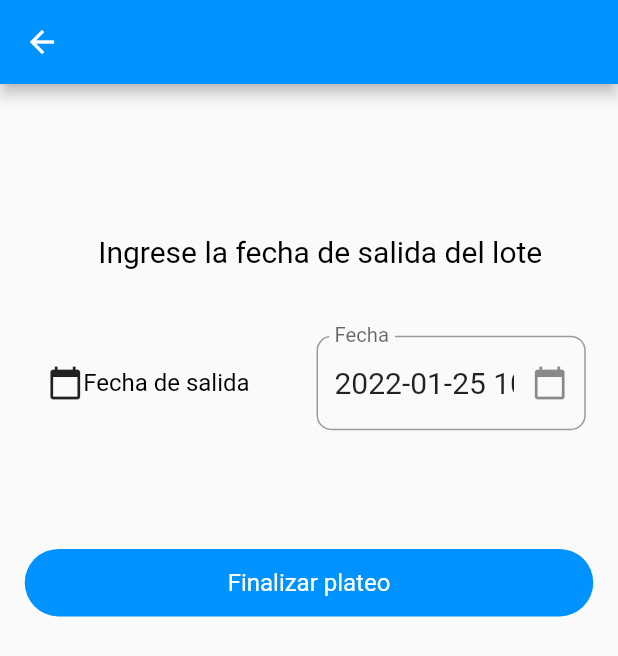
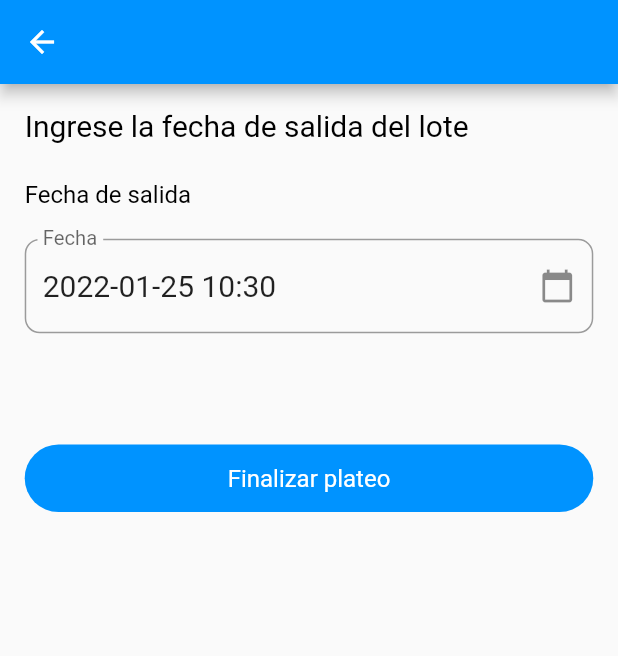
Before and after one commit to Chiasaurio/appmobilepalma, a Flutter app: the FinalizarPlateoPage screen opened directly with empty values, on a phone screen of 412 x 824 dp. Shown: the top 656 px of the screen. Run offline on Flutter 3.47's test engine with Material 2 defaults, Android fonts, the phone set to English and light mode, and no system bars; our stand-ins replace bloc, dio, drift, equatable, flutter_bloc, flutter_secure_storage and 2 more; accounts and stored records are empty; generated files the repository leaves out were written again.

Commit message:
arreglos al finalizar procesos

```diff
--- a/lib/modules/Cosechas/cubit/cosecha_cubit.dart
+++ b/lib/modules/Cosechas/cubit/cosecha_cubit.dart
@@ -78,6 +78,6 @@ class CosechaCubit extends Cubit<CosechaStateLoaded> {
     cosechaDao.updateCosecha(
         cosecha.copyWith(fechaSalida: fechasalida, completada: true));
     obtenerCosechaActiva(cosecha.nombreLote);
-    successMessageToast('La cosecha se finalizo correctamente');
+    // successMessageToast('La cosecha se finalizo correctamente');
   }
 }
--- a/lib/modules/Plateos/cubit/plateos_cubit.dart
+++ b/lib/modules/Plateos/cubit/plateos_cubit.dart
@@ -65,6 +65,6 @@ class PlateosCubit extends Cubit<PlateosStateLoaded> {
     plateoDao.updatePlateo(
         plateo.copyWith(fechaSalida: fechasalida, completado: true));
     obtenerPlateoActivo(plateo.nombreLote);
-    successMessageToast('El plateo se finalizo correctamente');
+    // successMessageToast('El plateo se finalizo correctamente');
   }
 }
--- a/lib/modules/Plateos/ui/finalizar_plateo/finalizarplateo_page.dart
+++ b/lib/modules/Plateos/ui/finalizar_plateo/finalizarplateo_page.dart
@@ -71,45 +71,26 @@ class _FinalizarPlateoPageState extends State<FinalizarPlateoPage> {
         height: height * 0.5,
         margin: EdgeInsets.all(margin),
         child: Column(
-          mainAxisAlignment: MainAxisAlignment.center,
+          crossAxisAlignment: CrossAxisAlignment.start,
           children: <Widget>[
-            Container(
-              width: anchoCard,
-              padding: EdgeInsets.fromLTRB(15.0, 10.0, 0, 10.0),
-              child: Row(
-                  mainAxisAlignment: MainAxisAlignment.center,
-                  children: const <Widget>[
-                    Expanded(
-                      child: Text('Ingrese la fecha de salida del lote',
+            const Text('Ingrese la fecha de salida del lote',
                 textAlign: TextAlign.center,
                 style: TextStyle(
                   color: Colors.black,
                   fontSize: 20, /*fontWeight: FontWeight.bold*/
                 )),
+            SizedBox(height: altoCard * 0.1),
+            Column(
+              crossAxisAlignment: CrossAxisAlignment.start,
+              children: <Widget>[
+                const Text('Fecha de salida',
+                    style: TextStyle(color: Colors.black, fontSize: 16)),
+                const SizedBox(
+                  height: 20,
                 ),
-                  ]),
-            ),
-            SizedBox(height: altoCard * 0.1),
-            Container(
-                padding: const EdgeInsets.fromLTRB(10.0, 5.0, 0, 0),
-                margin: const EdgeInsets.all(5.0),
-                child: Row(
-                  children: <Widget>[
-                    Expanded(
-                      child: Row(
-                        children: const <Widget>[
-                          Icon(Icons.calendar_today),
-                          Text('Fecha de salida',
-                              style:
-                                  TextStyle(color: Colors.black, fontSize: 16)),
+                FechaWidget(fecha: fechasalida, callback: callback),
               ],
             ),
-                    ),
-                    Expanded(
-                        child: FechaWidget(
-                            fecha: fechasalida, callback: callback)),
-                  ],
-                )),
             SizedBox(height: altoCard * 0.3),
             MainButton(
               text: 'Finalizar plateo',
--- a/lib/modules/Plateos/ui/plateo_activo/plateoactivo_page.dart
+++ b/lib/modules/Plateos/ui/plateo_activo/plateoactivo_page.dart
@@ -171,7 +171,7 @@ class _PlateoActivoVistaState extends State<PlateoActivoVista> {
                       textAlign: TextAlign.center,
                       style: TextStyle(color: Colors.red)),
                   onTap: () => Navigator.pushNamed(
-                      context, 'lote/plateos/finalizarplateo',
+                      context, '/lote/plateos/finalizarplateo',
                       arguments: plateo),
                 )
               ],
--- a/lib/modules/Plateos/ui/plateo_page.dart
+++ b/lib/modules/Plateos/ui/plateo_page.dart
@@ -64,7 +64,6 @@ class _PlateoPageState extends State<PlateoPage> {
         setState(() {
           if (state is PlateosStateLoaded) {
             plateo = state.plateo;
-            setState(() {});
           }
         });
       }, builder: (context, state) {
--- a/lib/modules/Podas/ui/poda_activa/podaactiva_page.dart
+++ b/lib/modules/Podas/ui/poda_activa/podaactiva_page.dart
@@ -164,7 +164,7 @@ class _PodaActivaPageState extends State<PodaActivaPage> {
                       textAlign: TextAlign.center,
                       style: TextStyle(color: Colors.red)),
                   onTap: () => Navigator.pushNamed(
-                      context, 'lote/podas/finalizarpoda',
+                      context, '/lote/podas/finalizarpoda',
                       arguments: poda),
                 )
               ],
--- a/lib/modules/Podas/ui/poda_page.dart
+++ b/lib/modules/Podas/ui/poda_page.dart
@@ -64,7 +64,6 @@ class _PodaPageState extends State<PodaPage> {
         setState(() {
           if (state is PodasStateLoaded) {
             poda = state.poda;
-            setState(() {});
           }
         });
       }, builder: (context, state) {
--- a/lib/utils/confirmacion_alerta.dart
+++ b/lib/utils/confirmacion_alerta.dart
@@ -1,7 +1,7 @@
 import 'package:flutter/material.dart';
 
 class ConfirmacionAlerta {
-  void confimarcionAlerta(BuildContext context, Function onPress) {
+  void confimarcionAlerta(BuildContext context, Function() onPress) {
     showDialog(
         context: context,
         barrierDismissible: true,
@@ -20,7 +20,7 @@ class ConfirmacionAlerta {
                 ),
                 TextButton(
                   child: const Text('Ok'),
-                  onPressed: () {},
+                  onPressed: onPress,
                 )
               ]);
         });
```
Also changed, not shown: lib/modules/Cosechas/ui/cosecha_page.dart (+3 -14 lines), lib/modules/Podas/cubit/podas_cubit.dart (+9 -0 lines), lib/modules/Podas/ui/finalizar_plateo/finalizarpoda_page.dart (+21 -29 lines), lib/routes.dart (+10 -0 lines). Lines whose indentation alone changed are shown as unchanged.
